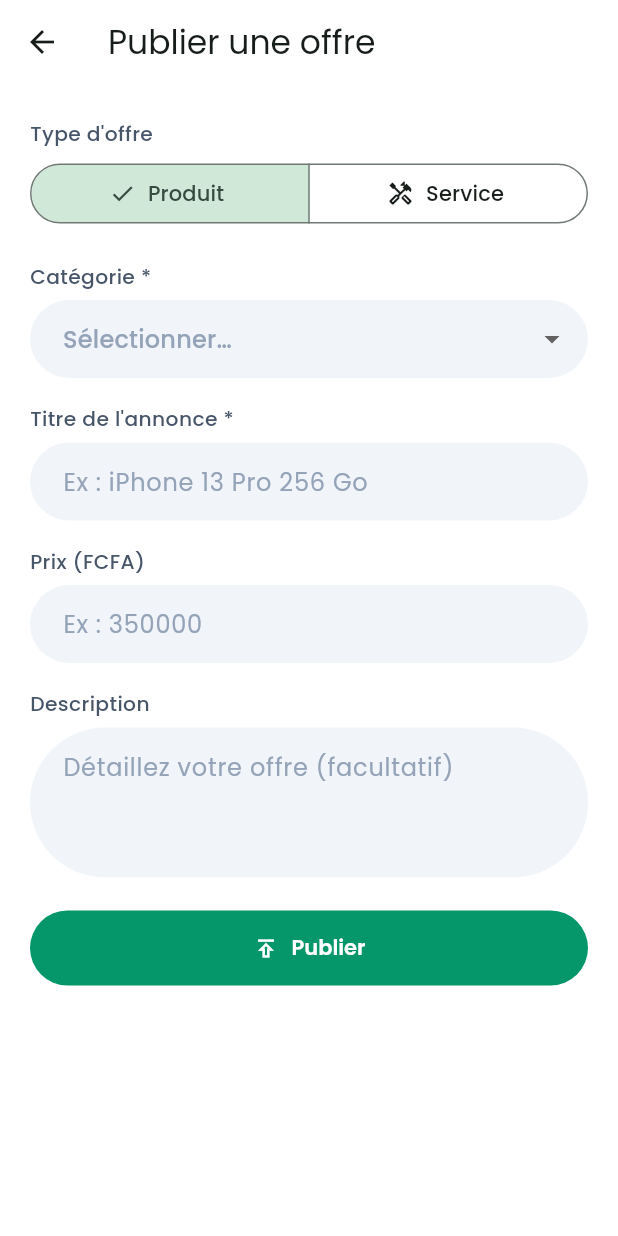
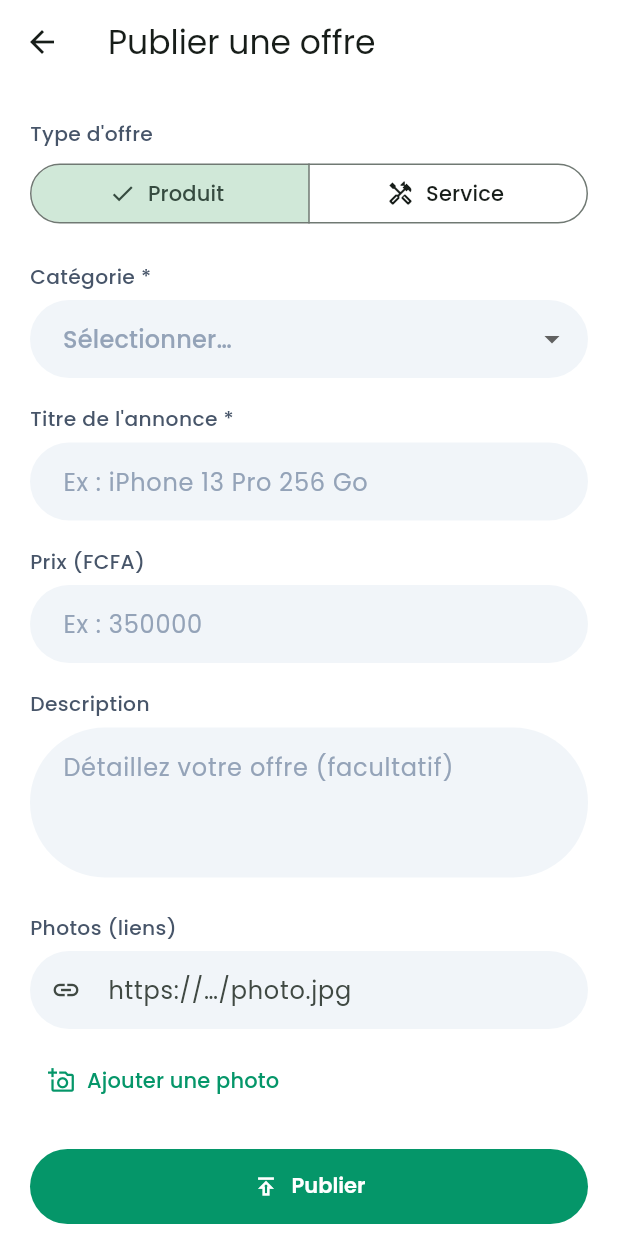
Before and after one commit to AdjaAissatou/Nexora, a Flutter app: the PublierOffreScreen screen opened directly with empty values, on a phone screen of 412 x 824 dp. Run offline on Flutter 3.47's test engine with Material 3 defaults, Android fonts, the phone set to English and light mode, and no system bars; our stand-ins replace google_fonts; network calls fail.

Commit message:
Support des photos cote donnees : galerie API + rendu mobile + seed de demo
Backend (Jakarta EE)
- OffreDTO : ajout de `galerie` (toutes les photos ordonnees) en plus de
  `imagePrincipale`.
- OffreMapper : peuple la galerie (triee par `ordre`) et deduit l'image
  principale avec repli sur la premiere photo.
- OffreRequest : nouveau champ `images` (URLs) pour la publication.
- OffreServiceImpl.publier : persiste les Image de l'offre ; la premiere URL
  non vide devient l'image principale.

Mobile (Flutter)
- Modele Offre : champ `galerie` + parsing JSON.
- OfferCard : vignette = photo reelle (Image.network) avec repli degrade+icone.
- DetailScreen : hero = photo principale + section galerie horizontale.
- PublierOffreScreen : section "Photos (liens)" dynamique (ajout/suppression,
  apercu, badge Principale) transmise dans la requete.

Donnees
- seed_demo.sql : 6 annonces PUBLIEES et geolocalisees (Dakar) avec photos
  (image principale + galerie), alignees sur le prototype. Idempotent.
- Validation : schema + seed + seed_catalogue + seed_demo rejoues sur
  PostgreSQL 16 sans erreur ; backend `mvn compile` OK.

Co-Authored-By: Claude Opus 4.8 <noreply@anthropic.com>
Claude-Session: https://claude.ai/code/session_018tnZVEaNRBTFS844mP4zmT

```diff
--- a/mobile/lib/models/offre.dart
+++ b/mobile/lib/models/offre.dart
@@ -13,6 +13,7 @@ class Offre {
   final double? noteEspace;
   final int nombreAvis;
   final String? imagePrincipale;
+  final List<String> galerie;
   final double? distanceKm;
   final bool ouvert;
   final int? dureeEstimeeMin;
@@ -35,6 +36,7 @@ class Offre {
     this.noteEspace,
     this.nombreAvis = 0,
     this.imagePrincipale,
+    this.galerie = const [],
     this.distanceKm,
     this.ouvert = false,
     this.dureeEstimeeMin,
@@ -58,6 +60,11 @@ class Offre {
         noteEspace: (j['noteEspace'] as num?)?.toDouble(),
         nombreAvis: (j['nombreAvis'] ?? 0) as int,
         imagePrincipale: j['imagePrincipale'] as String?,
+        galerie: (j['galerie'] as List?)
+                ?.map((e) => e.toString())
+                .where((e) => e.isNotEmpty)
+                .toList() ??
+            const [],
         distanceKm: (j['distanceKm'] as num?)?.toDouble(),
         ouvert: (j['ouvert'] ?? false) as bool,
         dureeEstimeeMin: (j['dureeEstimeeMin'] as num?)?.toInt(),
--- a/mobile/lib/screens/publier_offre_screen.dart
+++ b/mobile/lib/screens/publier_offre_screen.dart
@@ -23,6 +23,7 @@ class _PublierOffreScreenState extends State<PublierOffreScreen> {
   final _titre = TextEditingController();
   final _prix = TextEditingController();
   final _desc = TextEditingController();
+  final List<TextEditingController> _photos = [TextEditingController()];
 
   List<Categorie> _categories = [];
   Categorie? _categorie;
@@ -74,6 +75,9 @@ class _PublierOffreScreenState extends State<PublierOffreScreen> {
       if (set.isNotEmpty) attributsTexte['$k'] = set.join(', ');
     });
 
+    final images =
+        _photos.map((c) => c.text.trim()).where((s) => s.isNotEmpty).toList();
+
     setState(() => _saving = true);
     final ok = await widget.api.publierOffre({
       'type': _type,
@@ -81,6 +85,7 @@ class _PublierOffreScreenState extends State<PublierOffreScreen> {
       'description': _desc.text.trim(),
       'prix': double.tryParse(_prix.text.replaceAll(' ', '')),
       'idCategorie': _categorie!.id,
+      'images': images,
       'attributsTexte': attributsTexte,
     });
     if (!mounted) return;
@@ -142,6 +147,8 @@ class _PublierOffreScreenState extends State<PublierOffreScreen> {
 
           nxText(label: 'Description', controller: _desc, maxLines: 3,
               hint: 'Détaillez votre offre (facultatif)'),
+          const SizedBox(height: 6),
+          _photosSection(),
           const SizedBox(height: 8),
           FilledButton.icon(
             onPressed: _saving ? null : _publier,
@@ -157,6 +164,90 @@ class _PublierOffreScreenState extends State<PublierOffreScreen> {
           const SizedBox(height: 24),
         ],
       ),
+    );
+  }
+
+  /// Section photos : une ou plusieurs URLs, avec aperçu et ajout dynamique.
+  /// La première photo saisie devient l'image principale de l'annonce.
+  Widget _photosSection() {
+    final urls =
+        _photos.map((c) => c.text.trim()).where((s) => s.isNotEmpty).toList();
+    return Column(
+      crossAxisAlignment: CrossAxisAlignment.start,
+      children: [
+        nxLabel('Photos (liens)'),
+        for (int i = 0; i < _photos.length; i++)
+          Padding(
+            padding: const EdgeInsets.only(bottom: 10),
+            child: Row(children: [
+              Expanded(
+                child: TextField(
+                  controller: _photos[i],
+                  keyboardType: TextInputType.url,
+                  onChanged: (_) => setState(() {}),
+                  decoration: InputDecoration(
+                    hintText: 'https://…/photo.jpg',
+                    prefixIcon: const Icon(Icons.link, size: 20),
+                  ),
+                ),
+              ),
+              if (_photos.length > 1)
+                IconButton(
+                  tooltip: 'Retirer',
+                  onPressed: () => setState(() => _photos.removeAt(i)),
+                  icon: const Icon(Icons.close, size: 20),
+                ),
+            ]),
+          ),
+        Align(
+          alignment: Alignment.centerLeft,
+          child: TextButton.icon(
+            onPressed: () => setState(() => _photos.add(TextEditingController())),
+            icon: const Icon(Icons.add_a_photo_outlined, size: 18),
+            label: const Text('Ajouter une photo'),
+          ),
+        ),
+        if (urls.isNotEmpty) ...[
+          const SizedBox(height: 8),
+          Wrap(
+            spacing: 8,
+            runSpacing: 8,
+            children: [
+              for (int i = 0; i < urls.length; i++)
+                ClipRRect(
+                  borderRadius: BorderRadius.circular(10),
+                  child: Stack(children: [
+                    Image.network(
+                      urls[i],
+                      width: 72,
+                      height: 72,
+                      fit: BoxFit.cover,
+                      errorBuilder: (_, __, ___) => Container(
+                        width: 72,
+                        height: 72,
+                        color: NexoraColors.surface2,
+                        child: const Icon(Icons.broken_image_outlined,
+                            color: NexoraColors.text3, size: 20),
+                      ),
+                    ),
+                    if (i == 0)
+                      Positioned(
+                        left: 0,
+                        bottom: 0,
+                        child: Container(
+                          padding: const EdgeInsets.symmetric(horizontal: 6, vertical: 2),
+                          color: NexoraColors.emerald700,
+                          child: const Text('Principale',
+                              style: TextStyle(color: Colors.white, fontSize: 9)),
+                        ),
+                      ),
+                  ]),
+                ),
+            ],
+          ),
+        ],
+        const SizedBox(height: 14),
+      ],
     );
   }
 
```
Also changed, not shown: mobile/lib/screens/detail_screen.dart (+48 -9 lines), mobile/lib/widgets/offer_card.dart (+25 -9 lines), 5 other files.
